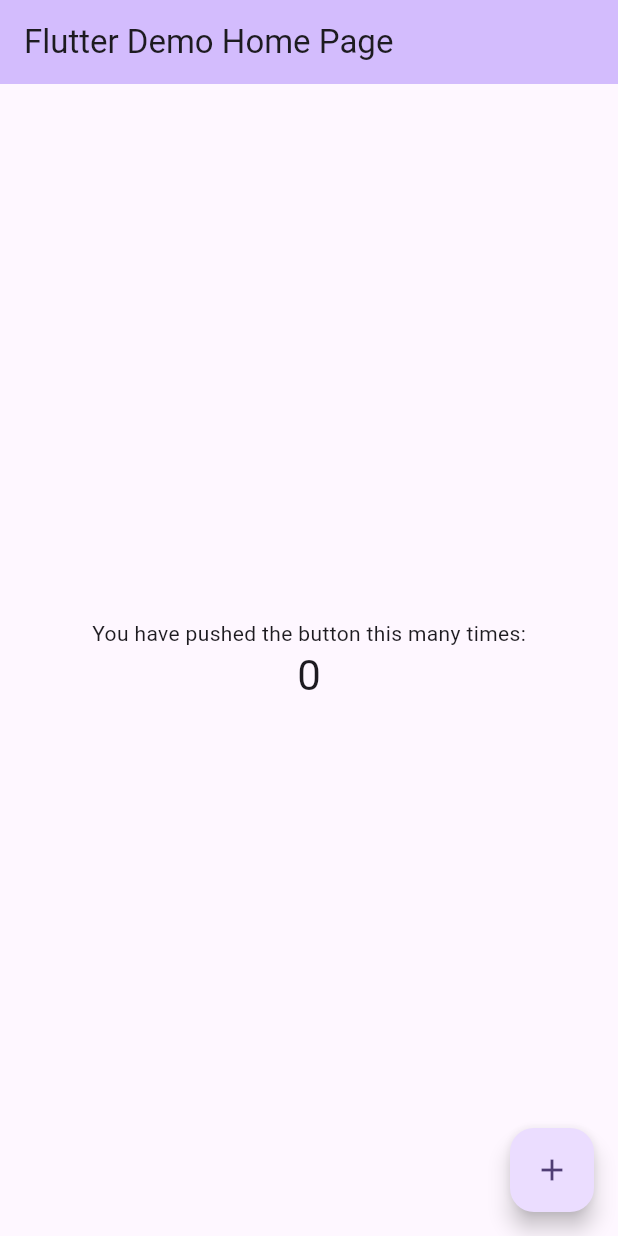
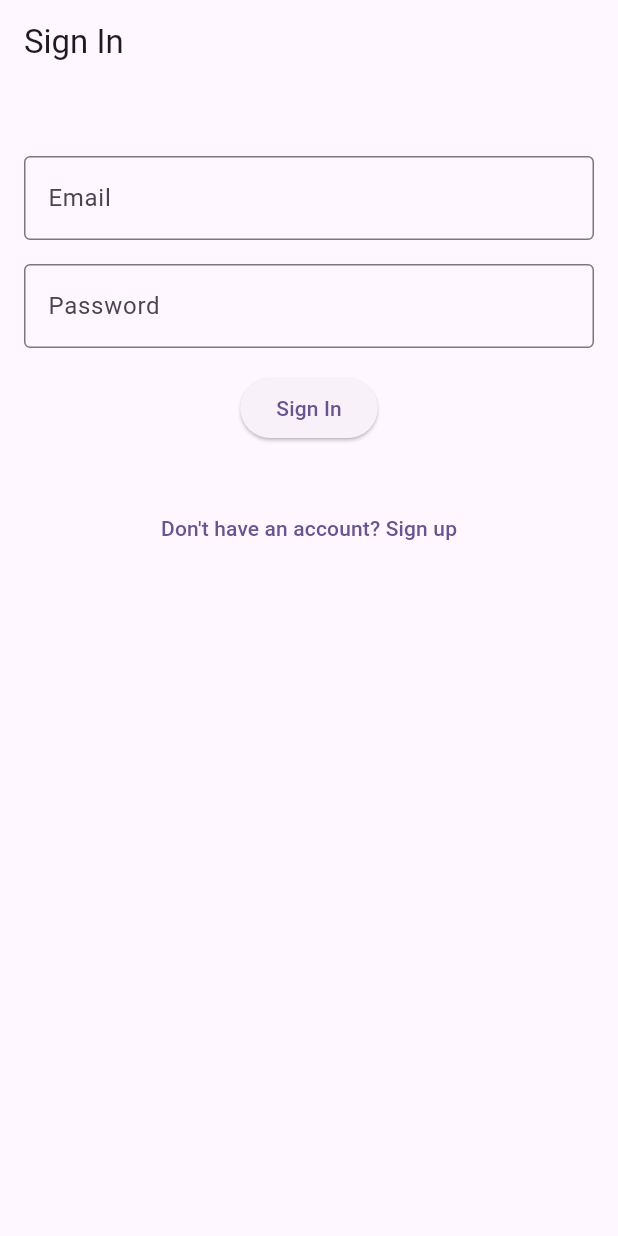
Before and after one commit to Mobile-Programming-MDP/project-latihan-pab2-syafiraazzahra24, a Flutter app: the screen it shows after launch, on a phone screen of 412 x 824 dp. Run offline on Flutter 3.47's test engine with Material 3 defaults, Android fonts, the phone set to English and light mode, and no system bars; our stand-ins replace firebase_auth, firebase_core, shared_preferences; accounts and stored records are empty.

Commit message:
konfigurasi flutterfire

```diff
--- a/fasum/lib/main.dart
+++ b/fasum/lib/main.dart
@@ -1,122 +1,38 @@
+import 'package:fasum/screens/home_screen.dart';
+import 'package:fasum/screens/sign_in_screen.dart';
+import 'package:firebase_auth/firebase_auth.dart';
 import 'package:flutter/material.dart';
+import 'package:firebase_core/firebase_core.dart';
+import 'firebase_options.dart';
 
-void main() {
+void main() async {
+  WidgetsFlutterBinding.ensureInitialized();
+  await Firebase.initializeApp(
+    options: DefaultFirebaseOptions.currentPlatform,
+  );
   runApp(const MyApp());
 }
 
 class MyApp extends StatelessWidget {
   const MyApp({super.key});
 
-  // This widget is the root of your application.
   @override
   Widget build(BuildContext context) {
     return MaterialApp(
-      title: 'Flutter Demo',
+      title: 'Fasum',
       theme: ThemeData(
-        // This is the theme of your application.
-        //
-        // TRY THIS: Try running your application with "flutter run". You'll see
-        // the application has a purple toolbar. Then, without quitting the app,
-        // try changing the seedColor in the colorScheme below to Colors.green
-        // and then invoke "hot reload" (save your changes or press the "hot
-        // reload" button in a Flutter-supported IDE, or press "r" if you used
-        // the command line to start the app).
-        //
-        // Notice that the counter didn't reset back to zero; the application
-        // state is not lost during the reload. To reset the state, use hot
-        // restart instead.
-        //
-        // This works for code too, not just values: Most code changes can be
-        // tested with just a hot reload.
         colorScheme: ColorScheme.fromSeed(seedColor: Colors.deepPurple),
+        useMaterial3: true,
       ),
-      home: const MyHomePage(title: 'Flutter Demo Home Page'),
+      home: StreamBuilder(
+          stream: FirebaseAuth.instance.authStateChanges(),
+          builder: (context, snapshot) {
+            if (snapshot.hasData) {
+              return const HomeScreen();
+            } else {
+              return const SignInScreen();
+            }
+          }),
     );
   }
 }
-
-class MyHomePage extends StatefulWidget {
-  const MyHomePage({super.key, required this.title});
-
-  // This widget is the home page of your application. It is stateful, meaning
-  // that it has a State object (defined below) that contains fields that affect
-  // how it looks.
-
-  // This class is the configuration for the state. It holds the values (in this
-  // case the title) provided by the parent (in this case the App widget) and
-  // used by the build method of the State. Fields in a Widget subclass are
-  // always marked "final".
-
-  final String title;
-
-  @override
-  State<MyHomePage> createState() => _MyHomePageState();
-}
-
-class _MyHomePageState extends State<MyHomePage> {
-  int _counter = 0;
-
-  void _incrementCounter() {
-    setState(() {
-      // This call to setState tells the Flutter framework that something has
-      // changed in this State, which causes it to rerun the build method below
-      // so that the display can reflect the updated values. If we changed
-      // _counter without calling setState(), then the build method would not be
-      // called again, and so nothing would appear to happen.
-      _counter++;
-    });
-  }
-
-  @override
-  Widget build(BuildContext context) {
-    // This method is rerun every time setState is called, for instance as done
-    // by the _incrementCounter method above.
-    //
-    // The Flutter framework has been optimized to make rerunning build methods
-    // fast, so that you can just rebuild anything that needs updating rather
-    // than having to individually change instances of widgets.
-    return Scaffold(
-      appBar: AppBar(
-        // TRY THIS: Try changing the color here to a specific color (to
-        // Colors.amber, perhaps?) and trigger a hot reload to see the AppBar
-        // change color while the other colors stay the same.
-        backgroundColor: Theme.of(context).colorScheme.inversePrimary,
-        // Here we take the value from the MyHomePage object that was created by
-        // the App.build method, and use it to set our appbar title.
-        title: Text(widget.title),
-      ),
-      body: Center(
-        // Center is a layout widget. It takes a single child and positions it
-        // in the middle of the parent.
-        child: Column(
-          // Column is also a layout widget. It takes a list of children and
-          // arranges them vertically. By default, it sizes itself to fit its
-          // children horizontally, and tries to be as tall as its parent.
-          //
-          // Column has various properties to control how it sizes itself and
-          // how it positions its children. Here we use mainAxisAlignment to
-          // center the children vertically; the main axis here is the vertical
-          // axis because Columns are vertical (the cross axis would be
-          // horizontal).
-          //
-          // TRY THIS: Invoke "debug painting" (choose the "Toggle Debug Paint"
-          // action in the IDE, or press "p" in the console), to see the
-          // wireframe for each widget.
-          mainAxisAlignment: MainAxisAlignment.center,
-          children: <Widget>[
-            const Text('You have pushed the button this many times:'),
-            Text(
-              '$_counter',
-              style: Theme.of(context).textTheme.headlineMedium,
-            ),
-          ],
-        ),
-      ),
-      floatingActionButton: FloatingActionButton(
-        onPressed: _incrementCounter,
-        tooltip: 'Increment',
-        child: const Icon(Icons.add),
-      ), // This trailing comma makes auto-formatting nicer for build methods.
-    );
-  }
-}
--- a/fasum/lib/screens/sign_in_screen.dart
+++ b/fasum/lib/screens/sign_in_screen.dart
@@ -0,0 +1,89 @@
+import 'package:flutter/material.dart';
+import 'package:firebase_auth/firebase_auth.dart';
+import 'package:fasum/screens/home_screen.dart';
+import 'package:fasum/screens/sign_up_screen.dart';
+
+class SignInScreen extends StatefulWidget {
+  const SignInScreen({Key? key});
+
+  @override
+  SignInScreenState createState() => SignInScreenState();
+}
+
+class SignInScreenState extends State<SignInScreen> {
+  final _emailController = TextEditingController();
+  final _passwordController = TextEditingController();
+
+  String _errorMessage = '';
+
+  @override
+  Widget build(BuildContext context) {
+    return Scaffold(
+      appBar: AppBar(
+        title: const Text('Sign In'),
+      ),
+      body: Padding(
+        padding: const EdgeInsets.all(16.0),
+        child: SingleChildScrollView(
+          child: Column(
+            children: [
+              const SizedBox(height: 32.0),
+              TextField(
+                controller: _emailController,
+                decoration: const InputDecoration(
+                  labelText: 'Email',
+                  border: OutlineInputBorder(),
+                ),
+              ),
+              const SizedBox(height: 16.0),
+              TextField(
+                controller: _passwordController,
+                decoration: const InputDecoration(
+                  labelText: 'Password',
+                  border: OutlineInputBorder(),
+                ),
+                obscureText: true,
+              ),
+              const SizedBox(height: 16.0),
+              ElevatedButton(
+                onPressed: () async {
+                  try {
+                    await FirebaseAuth.instance.signInWithEmailAndPassword(
+                      email: _emailController.text,
+                      password: _passwordController.text,
+                    );
+                    Navigator.of(context).pushReplacement(
+                      MaterialPageRoute(
+                          builder: (context) => const HomeScreen()),
+                    );
+                  } catch (error) {
+                    setState(() {
+                      _errorMessage = error.toString();
+                    });
+                    ScaffoldMessenger.of(context).showSnackBar(
+                      SnackBar(
+                        content: Text(_errorMessage),
+                      ),
+                    );
+                  }
+                },
+                child: const Text('Sign In'),
+              ),
+              const SizedBox(height: 32.0),
+              TextButton(
+                onPressed: () {
+                  Navigator.push(
+                    context,
+                    MaterialPageRoute(
+                        builder: (context) => const SignUpScreen()),
+                  );
+                },
+                child: const Text('Don\'t have an account? Sign up'),
+              ),
+            ],
+          ),
+        ),
+      ),
+    );
+  }
+}
```
Also changed, not shown: fasum/lib/screens/home_screen.dart (+34 -0 lines), fasum/lib/screens/sign_up_screen.dart (+77 -0 lines), fasum/firebase.json (added), fasum/lib/firebase_options.dart (added), 3 other files.
